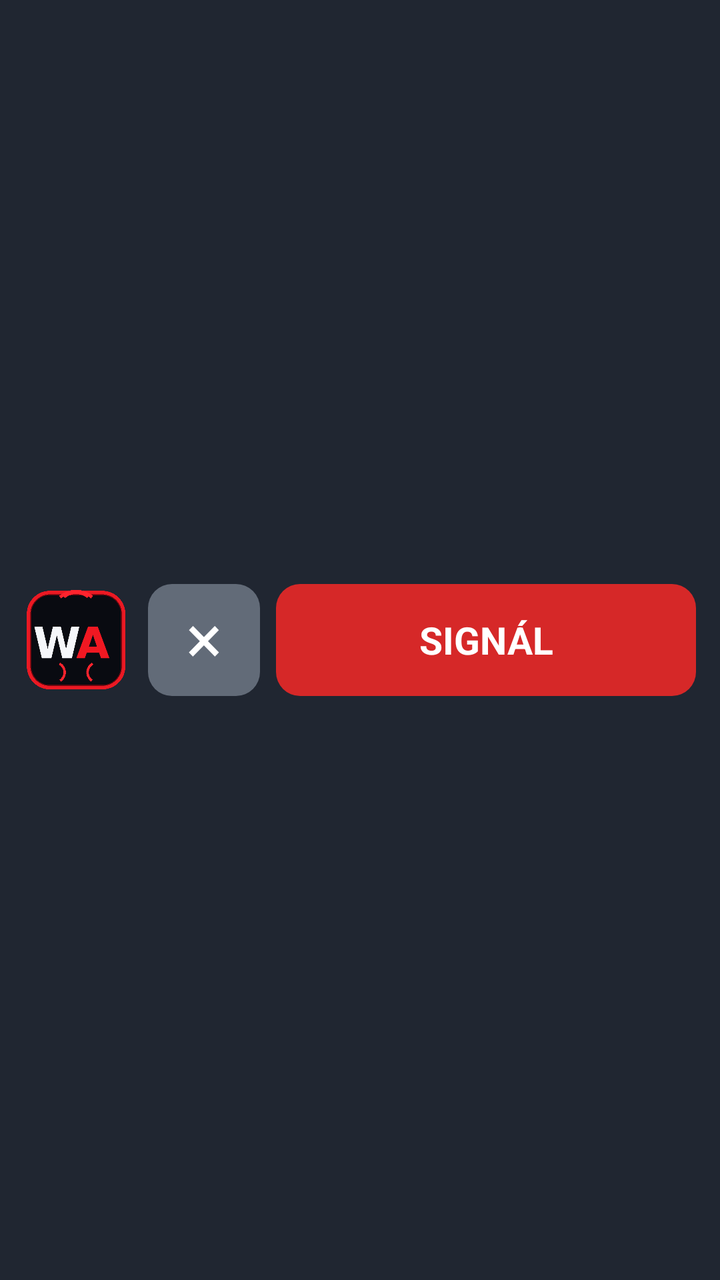
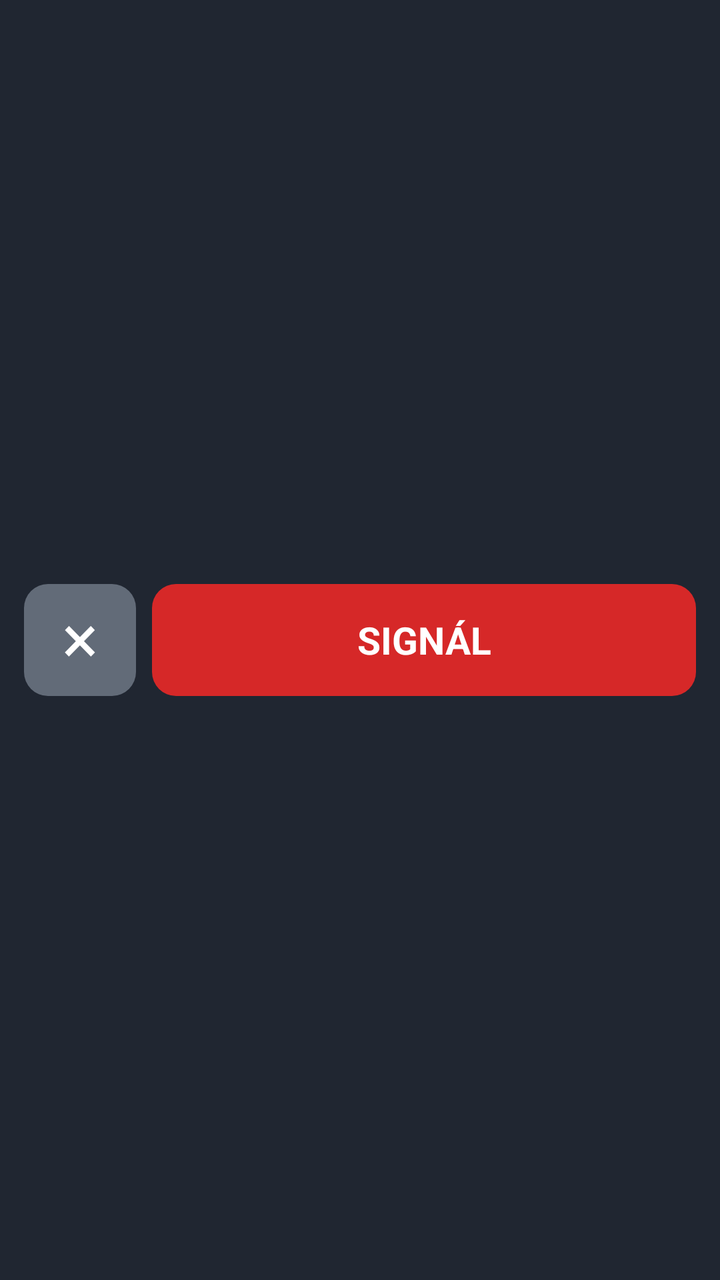

Before-and-after screenshots of an Android layout around one commit, followed by the original layout XML and the change that was made.
<!-- AndroidManifest.xml: application theme android:Theme.Material.Light.NoActionBar -->
<!-- res/layout/notification_workalert_expanded.xml -->
<?xml version="1.0" encoding="utf-8"?>
<LinearLayout xmlns:android="http://schemas.android.com/apk/res/android"
    android:layout_width="match_parent"
    android:layout_height="wrap_content"
    android:orientation="horizontal"
    android:gravity="center_vertical"
    android:paddingStart="12dp"
    android:paddingEnd="12dp"
    android:paddingTop="14dp"
    android:paddingBottom="14dp"
    android:background="#202631">

    <ImageView
        android:id="@+id/workalert_logo"
        android:layout_width="52dp"
        android:layout_height="52dp"
        android:layout_marginEnd="10dp"
        android:scaleType="fitCenter"
        android:src="@drawable/workalert_logo"
        android:contentDescription="WorkAlert WA" />

    <TextView
        android:id="@+id/action_stop"
        android:layout_width="56dp"
        android:layout_height="56dp"
        android:layout_marginEnd="8dp"
        android:background="@drawable/workalert_button_grey"
        android:gravity="center"
        android:text="×"
        android:textColor="#FFFFFF"
        android:textSize="34sp"
        android:fontFamily="sans"
        android:includeFontPadding="false" />

    <TextView
        android:id="@+id/action_signal"
        android:layout_width="0dp"
        android:layout_height="56dp"
        android:layout_weight="1"
        android:background="@drawable/workalert_button_red"
        android:gravity="center"
        android:text="SIGNÁL"
        android:textColor="#FFFFFF"
        android:textSize="19sp"
        android:textStyle="bold" />

</LinearLayout>
<!-- resources referenced by this layout -->
<resources>
  <!-- drawable workalert_button_grey (drawable) -->
  <?xml version="1.0" encoding="utf-8"?>
  <shape xmlns:android="http://schemas.android.com/apk/res/android">
      <solid android:color="#626B78" />
      <corners android:radius="12dp" />
  </shape>
  <!-- drawable workalert_button_red (drawable) -->
  <?xml version="1.0" encoding="utf-8"?>
  <shape xmlns:android="http://schemas.android.com/apk/res/android">
      <solid android:color="#D62828" />
      <corners android:radius="12dp" />
  </shape>
  <!-- drawable workalert_logo: png bitmap (drawable-nodpi, 13848 bytes) -->
</resources>

<!-- the commit's change to res/layout/notification_workalert_expanded.xml (unified diff, before → after) -->
@@ -9,15 +9,6 @@
     android:paddingTop="14dp"
     android:paddingBottom="14dp"
     android:background="#202631">
-
-    <ImageView
-        android:id="@+id/workalert_logo"
-        android:layout_width="52dp"
-        android:layout_height="52dp"
-        android:layout_marginEnd="10dp"
-        android:scaleType="fitCenter"
-        android:src="@drawable/workalert_logo"
-        android:contentDescription="WorkAlert WA" />
 
     <TextView
         android:id="@+id/action_stop"
<!-- resource entries referenced after the edit -->
@@ -12,6 +12,5 @@
       <solid android:color="#D62828" />
       <corners android:radius="12dp" />
   </shape>
-  <!-- drawable workalert_logo: png bitmap (drawable-nodpi, 13848 bytes) -->
 </resources>
 
